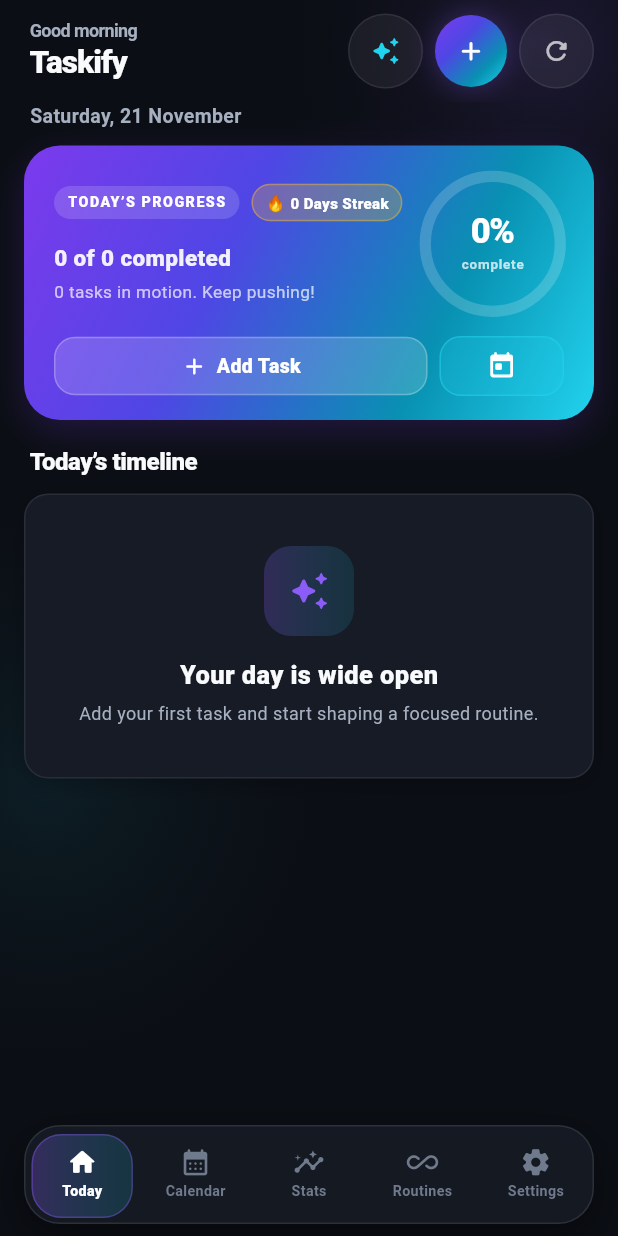
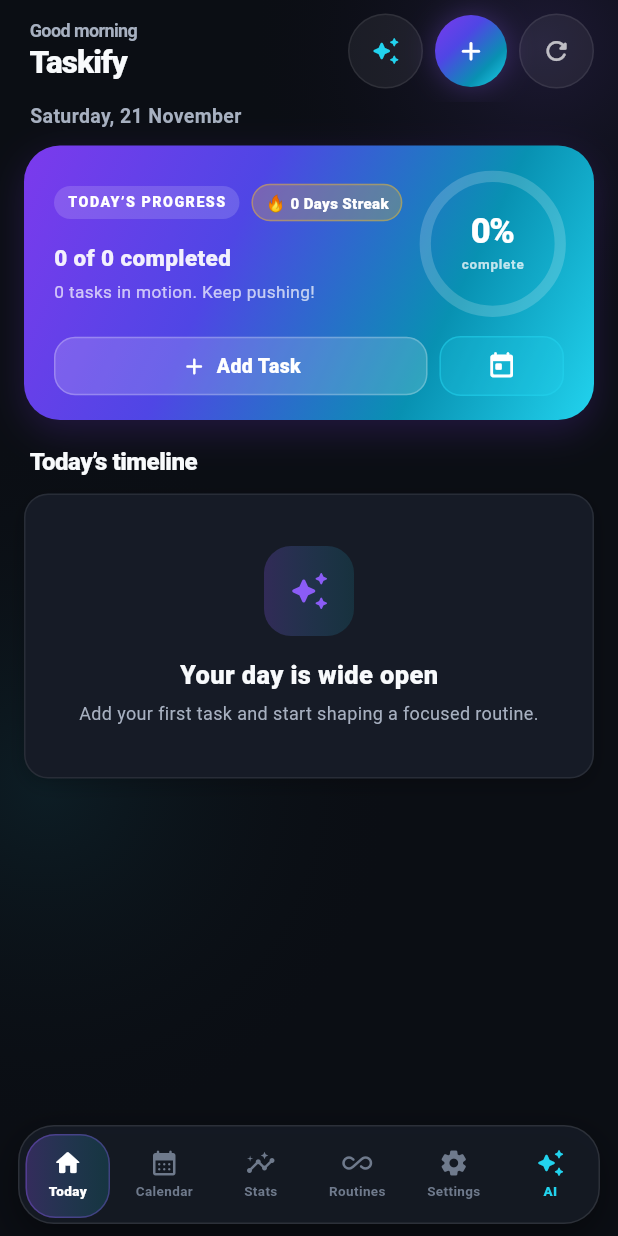
Before and after one commit to iMasterQuizBot/taskify-fragment, a Flutter app: the screen it shows after launch, on a phone screen of 412 x 824 dp. Run offline on Flutter 3.47's test engine with Material 3 defaults, Android fonts, the phone set to English and light mode, and no system bars; our stand-ins replace audioplayers, file_picker, flutter_local_notifications, flutter_secure_storage, flutter_tts, image_picker and 6 more; missing offline and left inert: record; accounts and stored records are empty.

Commit message:
Integrate DeepSeek web screen into main screen
Added a new button to open the DeepSeek web screen in the main navigation.

```diff
--- a/lib/main_screen.dart
+++ b/lib/main_screen.dart
@@ -5,6 +5,7 @@ import 'app_database.dart';
 import 'app_theme.dart';
 import 'calendar_page.dart';
 import 'routines_page.dart';
+import 'screens/deepseek_web_screen.dart';
 import 'settings_page.dart';
 import 'statistics_page.dart';
 import 'today_page.dart';
@@ -43,11 +44,9 @@ class _MainScreenState extends State<MainScreen> {
   void initState() {
     super.initState();
     pageController = PageController(initialPage: 0);
-    // ऐप खुलने के बाद (पहला फ़्रेम दिखने पर) ही अनुमति माँगें
     WidgetsBinding.instance.addPostFrameCallback((_) => _askNotificationOnce());
   }
 
-  /// सिर्फ़ नोटिफिकेशन की अनुमति, और वह भी एक बार। साउंड/स्टोरेज की अनुमति उसी फ़ीचर पर माँगी जाती है जहाँ ज़रूरत हो।
   Future<void> _askNotificationOnce() async {
     final status = await Permission.notification.status;
     if (status.isDenied) {
@@ -100,6 +99,13 @@ class _MainScreenState extends State<MainScreen> {
     todayKey.currentState?.load();
     statsKey.currentState?.setDate(DateTime.now());
     pageController.animateToPage(0, duration: const Duration(milliseconds: 250), curve: Curves.easeInOut);
+  }
+
+  void _openDeepSeek() {
+    Navigator.push(
+      context,
+      MaterialPageRoute(builder: (_) => const DeepSeekWebScreen()),
+    );
   }
 
   @override
@@ -161,6 +167,7 @@ class _MainScreenState extends State<MainScreen> {
         pageController: pageController,
         selectedIndex: currentIndex,
         onChanged: (i) => pageController.animateToPage(i, duration: const Duration(milliseconds: 320), curve: Curves.easeOutCubic),
+        onOpenAI: _openDeepSeek,
       ),
     );
   }
@@ -210,11 +217,13 @@ class _LiquidFloatingDock extends StatelessWidget {
   final PageController pageController;
   final int selectedIndex;
   final ValueChanged<int> onChanged;
+  final VoidCallback onOpenAI;
 
   const _LiquidFloatingDock({
     required this.pageController,
     required this.selectedIndex,
     required this.onChanged,
+    required this.onOpenAI,
   });
 
   @override
@@ -230,7 +239,7 @@ class _LiquidFloatingDock extends StatelessWidget {
     return SafeArea(
       bottom: true,
       child: Container(
-        margin: const EdgeInsets.fromLTRB(16, 0, 16, 8),
+        margin: const EdgeInsets.fromLTRB(12, 0, 12, 8),
         height: 66,
         decoration: BoxDecoration(
           color: const Color(0xEB151A24),
@@ -242,7 +251,8 @@ class _LiquidFloatingDock extends StatelessWidget {
         ),
         child: LayoutBuilder(
           builder: (context, constraints) {
-            final tabWidth = constraints.maxWidth / items.length;
+            final totalSlots = items.length + 1;
+            final tabWidth = constraints.maxWidth / totalSlots;
 
             return Stack(
               children: [
@@ -271,7 +281,8 @@ class _LiquidFloatingDock extends StatelessWidget {
                   },
                 ),
                 Row(
-                  children: List.generate(items.length, (i) {
+                  children: [
+                    ...List.generate(items.length, (i) {
                       final selected = selectedIndex == i;
                       return Expanded(
                         child: GestureDetector(
@@ -280,12 +291,12 @@ class _LiquidFloatingDock extends StatelessWidget {
                           child: Column(
                             mainAxisAlignment: MainAxisAlignment.center,
                             children: [
-                            Icon(items[i].$1, size: 21, color: selected ? Colors.white : AppColors.textMuted),
+                              Icon(items[i].$1, size: 20, color: selected ? Colors.white : AppColors.textMuted),
                               const SizedBox(height: 2),
                               Text(
                                 items[i].$2,
                                 style: TextStyle(
-                                fontSize: 9.5,
+                                  fontSize: 9,
                                   fontWeight: selected ? FontWeight.w800 : FontWeight.w600,
                                   color: selected ? Colors.white : AppColors.textMuted,
                                 ),
@@ -295,6 +306,28 @@ class _LiquidFloatingDock extends StatelessWidget {
                         ),
                       );
                     }),
+                    Expanded(
+                      child: GestureDetector(
+                        behavior: HitTestBehavior.opaque,
+                        onTap: onOpenAI,
+                        child: Column(
+                          mainAxisAlignment: MainAxisAlignment.center,
+                          children: [
+                            Icon(Icons.auto_awesome_rounded, size: 20, color: AppColors.cyan),
+                            const SizedBox(height: 2),
+                            Text(
+                              'AI',
+                              style: TextStyle(
+                                fontSize: 9,
+                                fontWeight: FontWeight.w800,
+                                color: AppColors.cyan,
+                              ),
+                            ),
+                          ],
+                        ),
+                      ),
+                    ),
+                  ],
                 ),
               ],
             );
```
Lines whose indentation alone changed are shown as unchanged.
